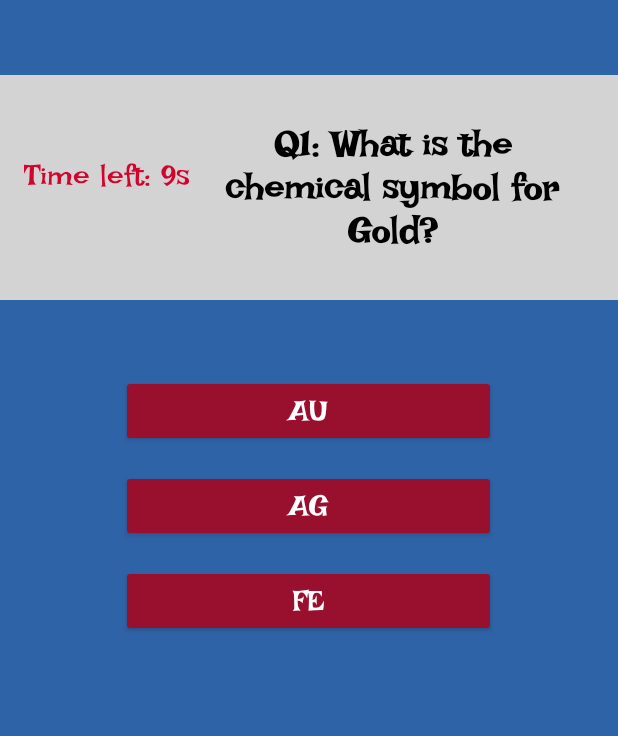
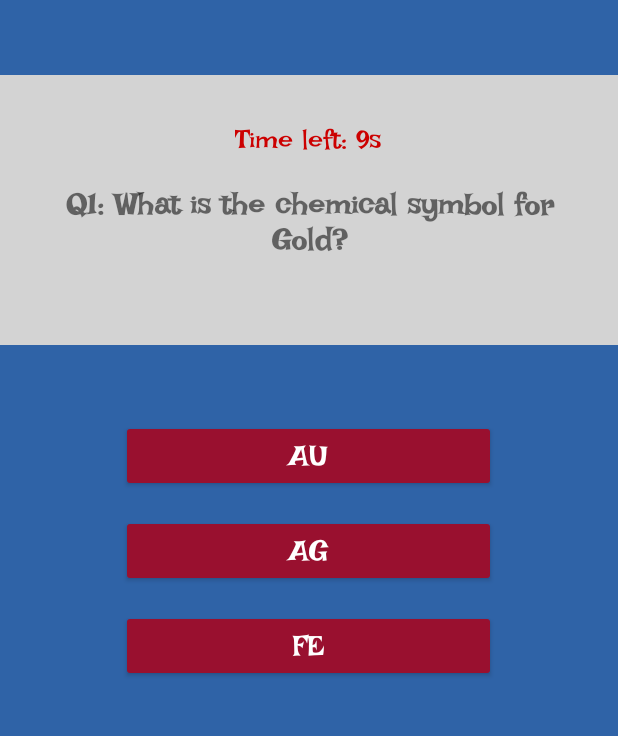
Before and after one commit to anurag-joshi11/quiz, an Android app built with Jetpack Compose: the QuizActivity screen opened directly, with no data from a screen before it, on a phone screen of 412 x 824 dp, the part 87-823 px from its top. Run offline under Robolectric (Android 15) with nearby library versions, the phone set to English and light mode, and no system bars.

Commit message:
Update activity_questions_array.xml

```diff
--- a/app/src/main/res/layout/activity_questions_array.xml
+++ b/app/src/main/res/layout/activity_questions_array.xml
@@ -21,7 +21,7 @@
     <LinearLayout
         android:id="@+id/questionContainer"
         android:layout_width="match_parent"
-        android:layout_height="150dp"
+        android:layout_height="180dp"
         android:layout_below="@id/tvTitle"
         android:layout_marginTop="50dp"
         android:background="@color/grey"
@@ -29,13 +29,13 @@
         android:gravity="center"
         android:padding="16dp">
 
-
+<!--
         <TextView
             android:id="@+id/tvTimer"
-            android:layout_width="wrap_content"
-            android:layout_height="wrap_content"
+            android:layout_width="92dp"
+            android:layout_height="54dp"
             android:layout_gravity="center"
-            android:paddingBottom="16dp"
+            android:layout_marginTop="1dp"
             android:text="test"
             android:textColor="@color/red"
             android:textSize="20sp" />
@@ -46,12 +46,47 @@
             android:layout_height="wrap_content"
             android:fontFamily="@font/irish_grover"
             android:gravity="center"
+            android:layout_marginTop="30dp"
+            android:layout_marginLeft="5dp"
             android:padding="10dp"
             android:text="question"
             android:textColor="@color/black"
             android:textSize="24sp"
             android:textStyle="bold" />
+-->
+        <RelativeLayout
+            xmlns:android="http://schemas.android.com/apk/res/android"
+            android:layout_width="match_parent"
+            android:layout_height="match_parent"
+            android:padding="16dp">
 
+            <!-- Timer TextView (Added) -->
+            <TextView
+                android:id="@+id/tvTimer"
+                android:layout_width="wrap_content"
+                android:layout_height="wrap_content"
+                android:text="timer"
+                android:textSize="18sp"
+                android:textColor="@android:color/holo_red_dark"
+                android:layout_centerHorizontal="true"
+                android:layout_marginBottom="10dp"/>
+
+            <!-- Question TextView -->
+            <TextView
+                android:id="@+id/tvQuestion"
+                android:layout_width="match_parent"
+                android:layout_height="wrap_content"
+                android:text="Sample Question?"
+                android:textSize="20sp"
+                android:textStyle="bold"
+                android:gravity="center"
+                android:padding="10dp"
+                android:layout_below="@id/tvTimer"
+                android:layout_centerHorizontal="true"/>
+
+            <!-- Other Views (e.g., Buttons for answers) -->
+
+        </RelativeLayout>
     </LinearLayout>
 
     <!-- Options Container -->
```
